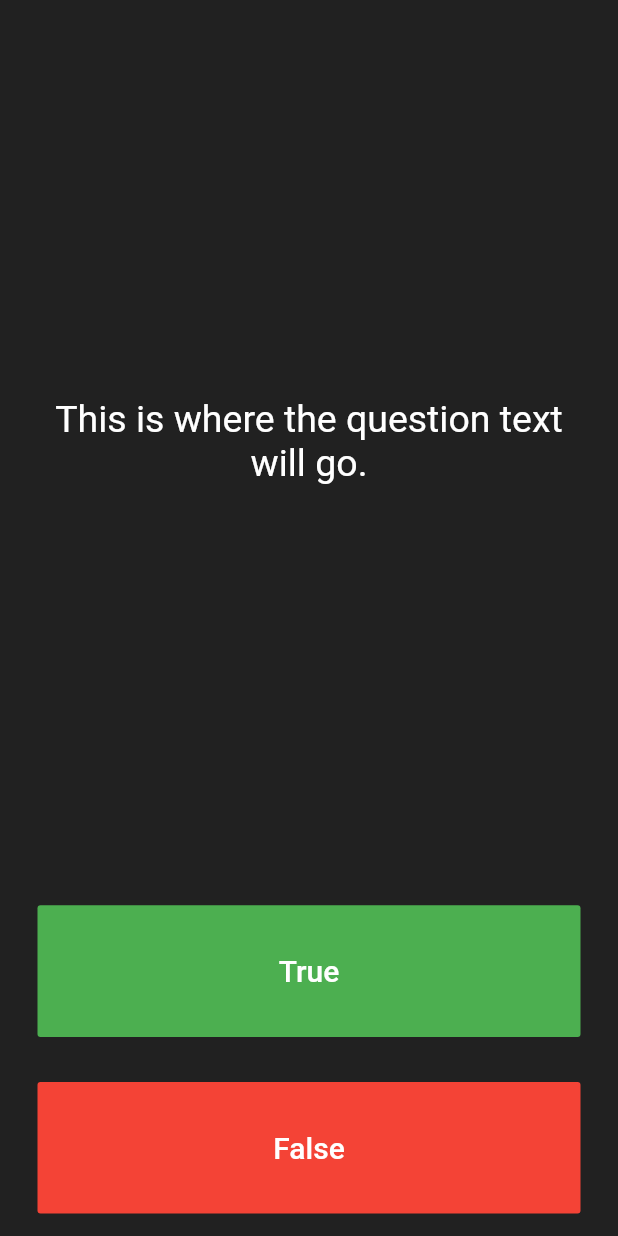
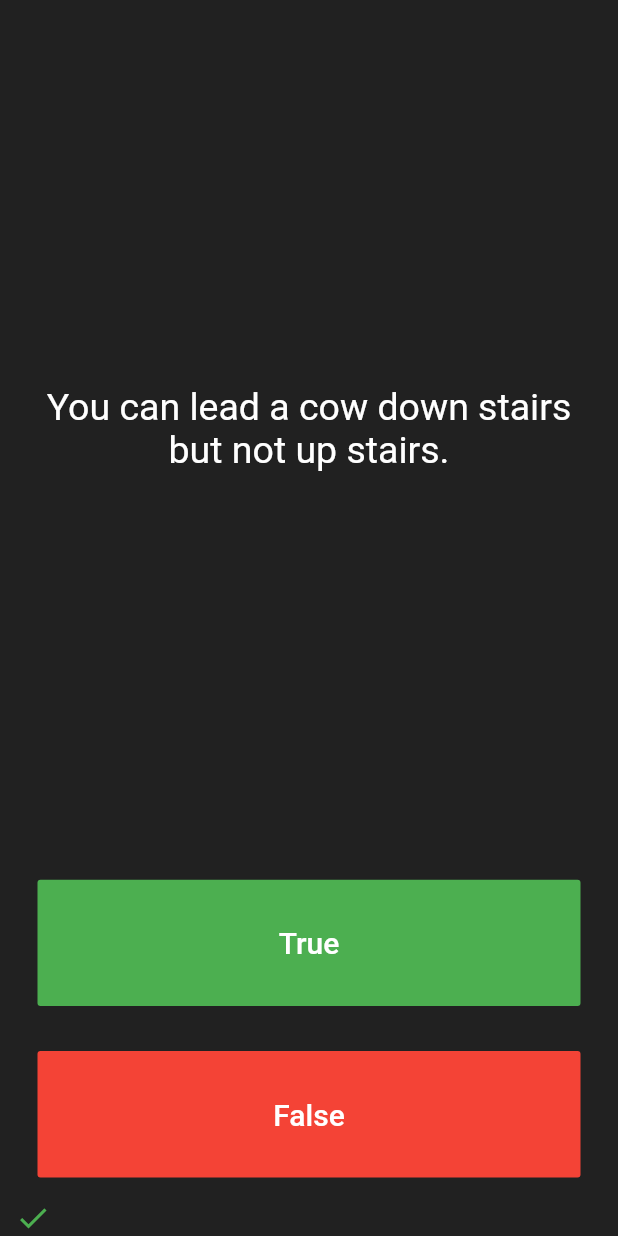
Before and after one commit to Himanshu93/quizzler, a Flutter app: the screen it shows after launch, after a tap on "True", on a phone screen of 412 x 824 dp. Run offline on Flutter 3.47's test engine with Material 2 defaults, Android fonts, the phone set to English and light mode, and no system bars; our stand-ins replace rflutter_alert.

Commit message:
final commit

```diff
--- a/lib/main.dart
+++ b/lib/main.dart
@@ -1,4 +1,6 @@
 import 'package:flutter/material.dart';
+import 'package:quizzler/quiz_brain.dart';
+import 'package:rflutter_alert/rflutter_alert.dart';
 
 void main() => runApp(Quizzler());
 
@@ -25,6 +27,42 @@ class QuizPage extends StatefulWidget {
 }
 
 class _QuizPageState extends State<QuizPage> {
+  int score = 0;
+  List<Icon> scoreKeeper = [];
+  QuizBrain qb = QuizBrain();
+
+  void checkAnswer(bool userAnswer) {
+    setState(() {
+      if (qb.getAnswers() == userAnswer) {
+        score++;
+        scoreKeeper.add(Icon(Icons.check, color: Colors.green));
+      } else {
+        scoreKeeper.add(Icon(Icons.close, color: Colors.red));
+      }
+
+      if (qb.isfinished() == true) {
+        scoreKeeper.removeRange(0, 13);
+        Alert(
+          context: context,
+          type: AlertType.success,
+          title: "Congratulations",
+          desc: "Quiz Finished! You scored : $score",
+          buttons: [
+            DialogButton(
+              child: Text(
+                "Okay",
+                style: TextStyle(color: Colors.white, fontSize: 20),
+              ),
+              onPressed: () => Navigator.pop(context),
+              width: 120,
+            )
+          ],
+        ).show();
+        score=0;
+      }
+    });
+  }
+
   @override
   Widget build(BuildContext context) {
     return Column(
@@ -37,7 +75,7 @@ class _QuizPageState extends State<QuizPage> {
             padding: EdgeInsets.all(10.0),
             child: Center(
               child: Text(
-                'This is where the question text will go.',
+                qb.getQuestions(),
                 textAlign: TextAlign.center,
                 style: TextStyle(
                   fontSize: 25.0,
@@ -62,6 +100,7 @@ class _QuizPageState extends State<QuizPage> {
               ),
               onPressed: () {
                 //The user picked true.
+                checkAnswer(true);
               },
             ),
           ),
@@ -80,18 +119,13 @@ class _QuizPageState extends State<QuizPage> {
               ),
               onPressed: () {
                 //The user picked false.
+                checkAnswer(false);
               },
             ),
           ),
         ),
-        //TODO: Add a Row here as your score keeper
+        Row(children: scoreKeeper),
       ],
     );
   }
 }
-
-/*
-question1: 'You can lead a cow down stairs but not up stairs.', false,
-question2: 'Approximately one quarter of human bones are in the feet.', true,
-question3: 'A slug\'s blood is green.', true,
-*/
--- /dev/null
+++ b/lib/question.dart
@@ -0,0 +1,7 @@
+class Question {
+
+  String quest;
+  bool answer;
+
+  Question(this.quest, this.answer);
+}
--- /dev/null
+++ b/lib/quiz_brain.dart
@@ -0,0 +1,55 @@
+import 'package:quizzler/question.dart';
+
+class QuizBrain {
+
+  int _qNum= 0;
+
+  List<Question> _quizQuestions = [
+    Question('Some cats are actually allergic to humans', true),
+    Question('You can lead a cow down stairs but not up stairs.', false),
+    Question('Approximately one quarter of human bones are in the feet.', true),
+    Question('A slug\'s blood is green.', true),
+    Question('Buzz Aldrin\'s mother\'s maiden name was \"Moon\".', true),
+    Question('It is illegal to pee in the Ocean in Portugal.', true),
+    Question(
+        'No piece of square dry paper can be folded in half more than 7 times.',
+        false),
+    Question(
+        'In London, UK, if you happen to die in the House of Parliament, you are technically entitled to a state funeral, because the building is considered too sacred a place.',
+        true),
+    Question(
+        'The loudest sound produced by any animal is 188 decibels. That animal is the African Elephant.',
+        false),
+    Question(
+        'The total surface area of two human lungs is approximately 70 square metres.',
+        true),
+    Question('Google was originally called \"Backrub\".', true),
+    Question(
+        'Chocolate affects a dog\'s heart and nervous system; a few ounces are enough to kill a small dog.',
+        true),
+    Question(
+        'In West Virginia, USA, if you accidentally hit an animal with your car, you are free to take it home to eat.',
+        true),
+  ];
+
+  int nextQuestion() {
+    if (_qNum < _quizQuestions.length-1) {
+      return _qNum++;
+    }else{
+      _qNum = 0;
+      return -1;
+    }
+  }
+
+  bool isfinished() => nextQuestion()==-1 ? true : false;
+
+  String getQuestions () {
+    return _quizQuestions[_qNum].quest;
+  }
+
+  bool getAnswers () {
+    bool ans = _quizQuestions[_qNum].answer;
+    return ans;
+  }
+
+}
--- a/pubspec.yaml
+++ b/pubspec.yaml
@@ -10,11 +10,12 @@ description: A new Flutter application.
 version: 1.0.0+1
 
 environment:
-  sdk: ">=2.1.0 <3.0.0"
+  sdk: ">=2.2.0 <3.0.0"
 
 dependencies:
   flutter:
     sdk: flutter
+  rflutter_alert: ^1.0.3
 
   # The following adds the Cupertino Icons font to your application.
   # Use with the CupertinoIcons class for iOS style icons.
```
